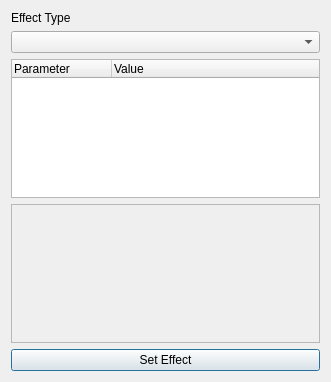
First picture: the form in ui/fulleffectsdialog.ui, repository wishmerhill/ua100mix, before the edit.
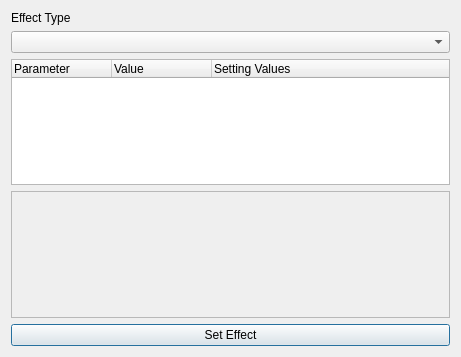
Second picture: the form after the edit. Icons and pictures are not drawn.

Diff of the .ui file:
```diff
--- a/ui/fulleffectsdialog.ui
+++ b/ui/fulleffectsdialog.ui
@@ -6,8 +6,8 @@
    <rect>
     <x>0</x>
     <y>0</y>
-    <width>331</width>
-    <height>382</height>
+    <width>461</width>
+    <height>357</height>
    </rect>
   </property>
   <property name="windowTitle">
@@ -29,9 +29,18 @@
     <widget class="QComboBox" name="EffectTypeList"/>
    </item>
    <item>
-    <widget class="QTreeWidget" name="EffectParameters">
+    <widget class="QTreeWidget" name="uiEffectParameters">
+     <property name="rootIsDecorated">
+      <bool>false</bool>
+     </property>
+     <property name="itemsExpandable">
+      <bool>false</bool>
+     </property>
+     <property name="expandsOnDoubleClick">
+      <bool>false</bool>
+     </property>
      <property name="columnCount">
-      <number>2</number>
+      <number>3</number>
      </property>
      <column>
       <property name="text">
@@ -43,6 +52,11 @@
        <string>Value</string>
       </property>
      </column>
+     <column>
+      <property name="text">
+       <string>Setting Values</string>
+      </property>
+     </column>
     </widget>
    </item>
    <item>
```
Left out of the diff: 2 changed lines with no effect on the pictures.
